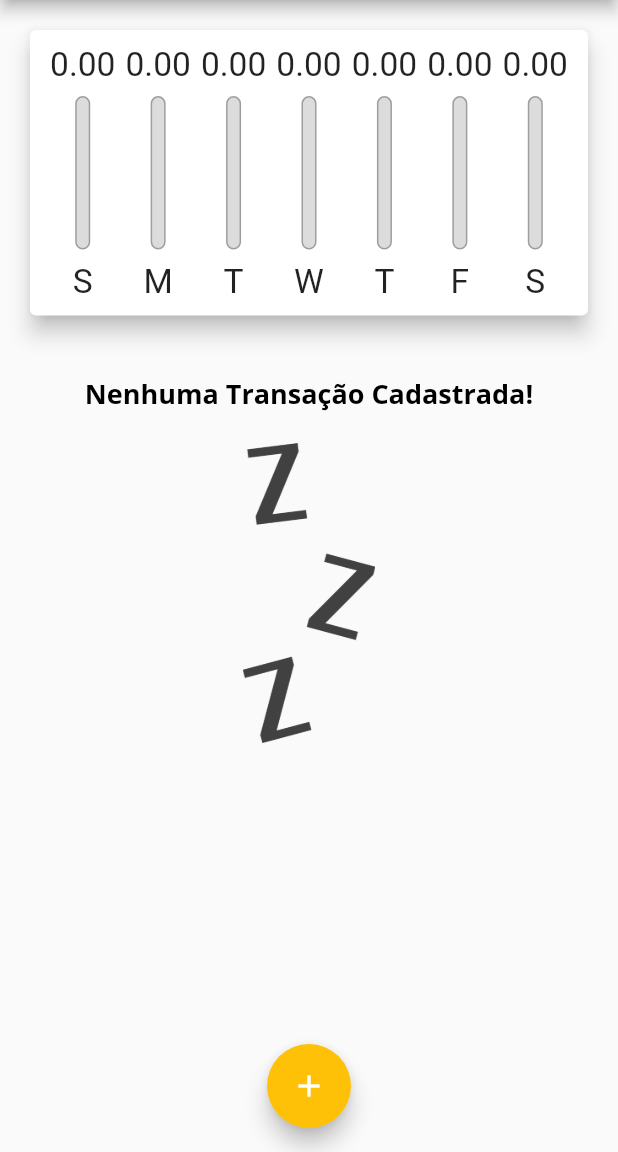
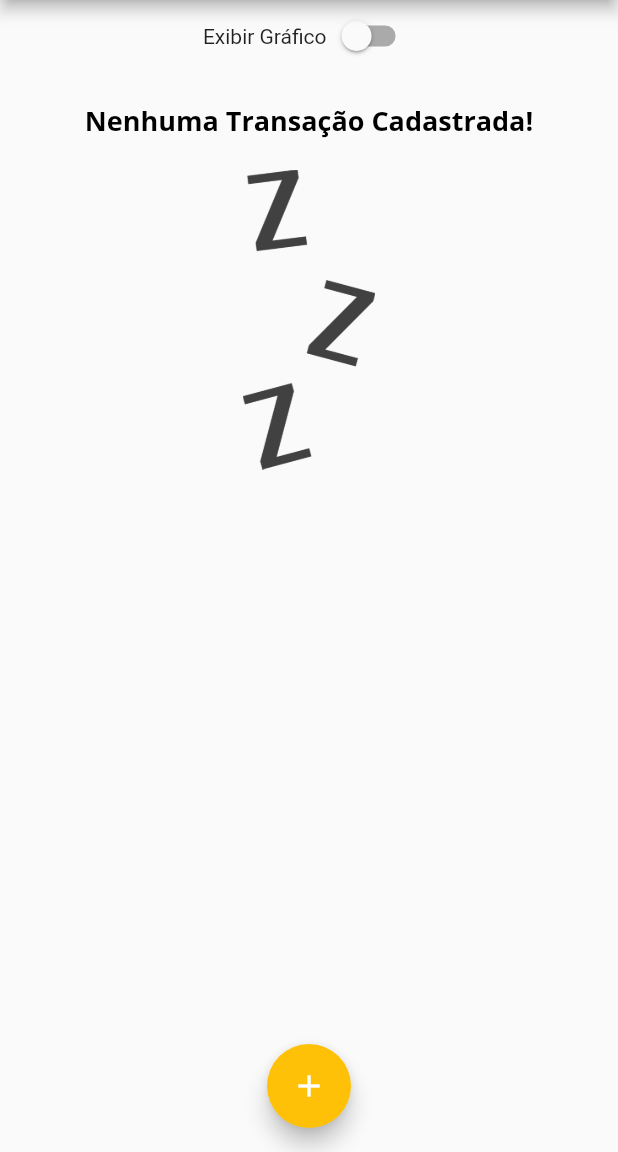
Before and after one commit to jnishizima/flutter, a Flutter app: the screen it shows after launch, on a phone screen of 412 x 824 dp, the part 84-1236 px from its top. Run offline on Flutter 3.47's test engine with Material 2 defaults, Android fonts, the phone set to English and light mode, and no system bars.

Commit message:
tratamento para o modo paisagem

```diff
--- a/projeto_despesas/lib/main.dart
+++ b/projeto_despesas/lib/main.dart
@@ -54,6 +54,7 @@ class MyHomePage extends StatefulWidget {
 
 class _MyHomePageState extends State<MyHomePage> {
   final List<Transaction> _transactions = [];
+  bool _showChart = false;
 
   List<Transaction> get _recentTransactions {
     return _transactions.where((tr) {
@@ -115,10 +116,26 @@ class _MyHomePageState extends State<MyHomePage> {
         child: Column(
           crossAxisAlignment: CrossAxisAlignment.stretch,
           children: [
+            Row(
+              mainAxisAlignment: MainAxisAlignment.center,
+              children: [
+                const Text('Exibir Gráfico'),
+                Switch(
+                  value: _showChart,
+                  onChanged: (value) {
+                    setState(() {
+                      _showChart = value;
+                    });
+                  },
+                ),
+              ],
+            ),
+            if (_showChart)
               SizedBox(
                 height: availableHeight * 0.3,
                 child: Chart(_recentTransactions),
               ),
+            if (!_showChart)
               SizedBox(
                 height: availableHeight * 0.7,
                 child: TransactionList(_transactions, _removeTransaction),
```
Lines whose indentation alone changed are shown as unchanged.
